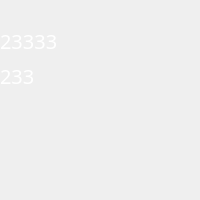
The window that TarHelper/screenOCR.ui (n3wbeee/TarHelper) describes before a commit, drawn with Qt 5.
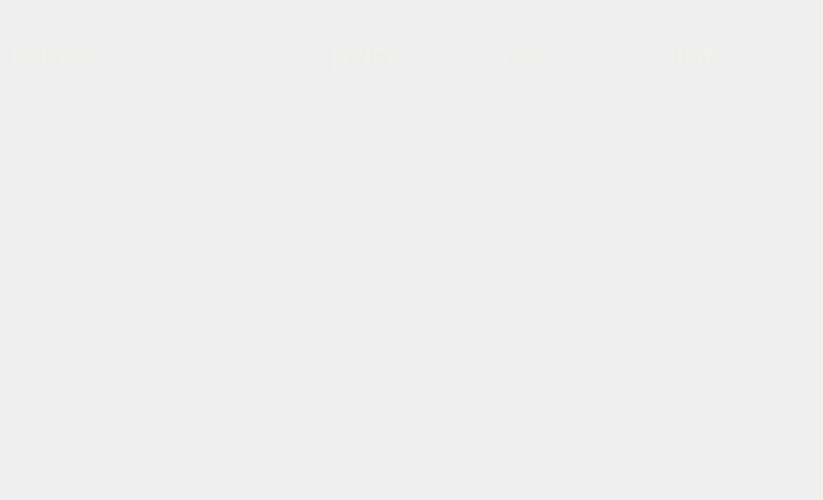
The same window after the commit. Icons and pictures are not drawn.

What changed in the file:
```diff
--- a/TarHelper/screenOCR.ui
+++ b/TarHelper/screenOCR.ui
@@ -6,8 +6,8 @@
    <rect>
     <x>0</x>
     <y>0</y>
-    <width>200</width>
-    <height>200</height>
+    <width>823</width>
+    <height>500</height>
    </rect>
   </property>
   <property name="windowTitle">
@@ -15,47 +15,149 @@
   </property>
   <property name="styleSheet">
    <string notr="true">QLabel {
-    color: #ffffff;
+    color: #f1f0ec;
 }</string>
   </property>
-  <widget class="QLabel" name="priceText">
-   <property name="geometry">
-    <rect>
-     <x>0</x>
-     <y>10</y>
-     <width>141</width>
-     <height>61</height>
-    </rect>
-   </property>
-   <property name="font">
-    <font>
-     <family>思源黑体</family>
-     <pointsize>15</pointsize>
-    </font>
-   </property>
-   <property name="text">
-    <string>23333</string>
-   </property>
-  </widget>
-  <widget class="QLabel" name="price">
-   <property name="geometry">
-    <rect>
-     <x>0</x>
-     <y>50</y>
-     <width>201</width>
-     <height>51</height>
-    </rect>
-   </property>
-   <property name="font">
-    <font>
-     <family>思源黑体</family>
-     <pointsize>15</pointsize>
-    </font>
-   </property>
-   <property name="text">
-    <string>233</string>
-   </property>
-  </widget>
+  <layout class="QGridLayout" name="gridLayout">
+   <item row="2" column="0">
+    <spacer name="verticalSpacer">
+     <property name="orientation">
+      <enum>Qt::Vertical</enum>
+     </property>
+     <property name="sizeHint" stdset="0">
+      <size>
+       <width>20</width>
+       <height>40</height>
+      </size>
+     </property>
+    </spacer>
+   </item>
+   <item row="0" column="0">
+    <widget class="QLabel" name="PNG">
+     <property name="text">
+      <string/>
+     </property>
+     <property name="pixmap">
+      <pixmap>OCRBackground.png</pixmap>
+     </property>
+     <property name="scaledContents">
+      <bool>true</bool>
+     </property>
+    </widget>
+   </item>
+   <item row="1" column="0">
+    <widget class="QWidget" name="widget" native="true">
+     <layout class="QHBoxLayout" name="horizontalLayout">
+      <property name="leftMargin">
+       <number>0</number>
+      </property>
+      <property name="topMargin">
+       <number>0</number>
+      </property>
+      <property name="rightMargin">
+       <number>0</number>
+      </property>
+      <property name="bottomMargin">
+       <number>0</number>
+      </property>
+      <item>
+       <widget class="QLabel" name="name">
+        <property name="minimumSize">
+         <size>
+          <width>313</width>
+          <height>0</height>
+         </size>
+        </property>
+        <property name="maximumSize">
+         <size>
+          <width>313</width>
+          <height>16777215</height>
+         </size>
+        </property>
+        <property name="font">
+         <font>
+          <family>JetBrains Mono</family>
+          <pointsize>24</pointsize>
+         </font>
+        </property>
+        <property name="text">
+         <string>name</string>
+        </property>
+       </widget>
+      </item>
+      <item>
+       <widget class="QLabel" name="priceNow">
+        <property name="minimumSize">
+         <size>
+          <width>164</width>
+          <height>0</height>
+         </size>
+        </property>
+        <property name="maximumSize">
+         <size>
+          <width>164</width>
+          <height>16777215</height>
+         </size>
+        </property>
+        <property name="font">
+         <font>
+          <family>JetBrains Mono</family>
+          <pointsize>24</pointsize>
+         </font>
+        </property>
+        <property name="text">
+         <string>price</string>
+        </property>
+       </widget>
+      </item>
+      <item>
+       <widget class="QLabel" name="risefall">
+        <property name="minimumSize">
+         <size>
+          <width>154</width>
+          <height>0</height>
+         </size>
+        </property>
+        <property name="maximumSize">
+         <size>
+          <width>154</width>
+          <height>16777215</height>
+         </size>
+        </property>
+        <property name="sizeIncrement">
+         <size>
+          <width>0</width>
+          <height>0</height>
+         </size>
+        </property>
+        <property name="font">
+         <font>
+          <family>JetBrains Mono</family>
+          <pointsize>24</pointsize>
+         </font>
+        </property>
+        <property name="text">
+         <string>rise</string>
+        </property>
+       </widget>
+      </item>
+      <item>
+       <widget class="QLabel" name="pricePerSlot">
+        <property name="font">
+         <font>
+          <family>JetBrains Mono</family>
+          <pointsize>24</pointsize>
+         </font>
+        </property>
+        <property name="text">
+         <string>slot</string>
+        </property>
+       </widget>
+      </item>
+     </layout>
+    </widget>
+   </item>
+  </layout>
  </widget>
  <layoutdefault spacing="6" margin="11"/>
  <resources/>
```
